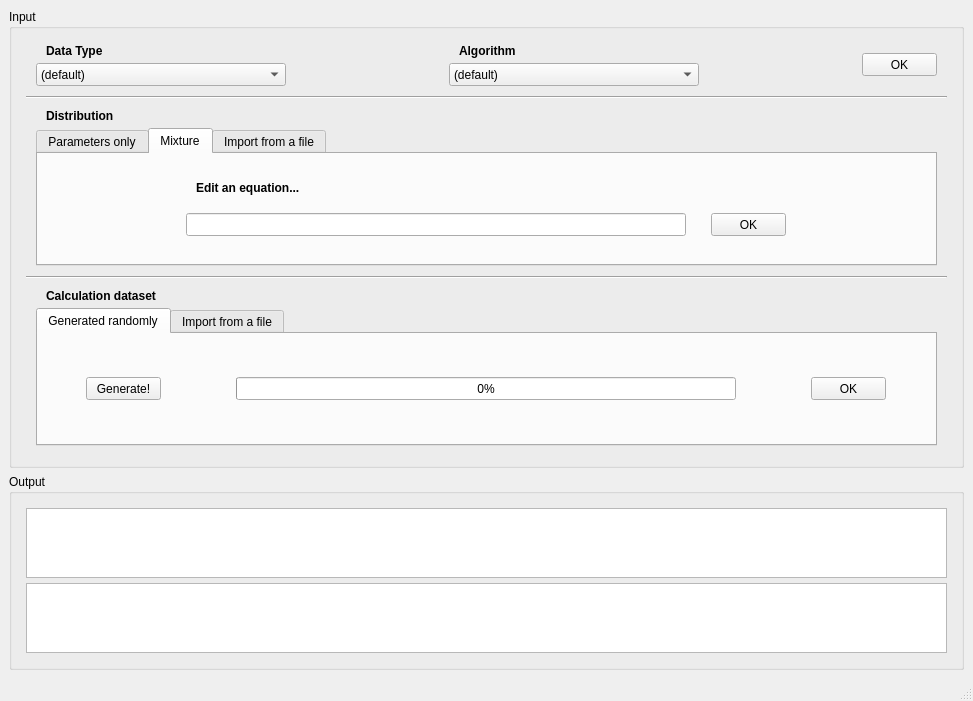
This is src/mainwindow.ui in hungnv-sr/Map-Reduce-USTH-M1-2019 as Qt 5 draws it before an edit. The edited form follows.
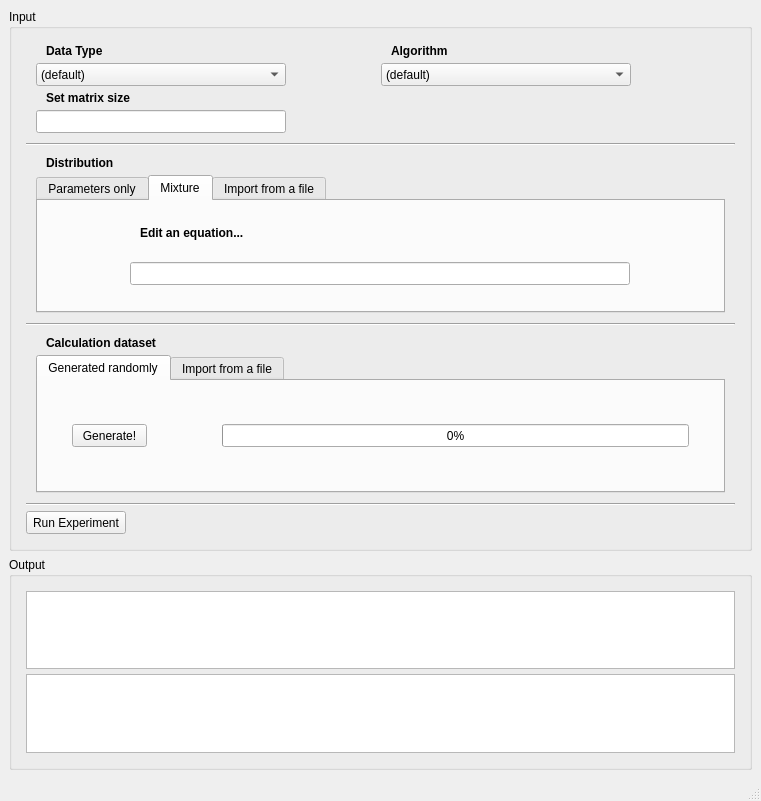
This is the edited form. The open tabs and pages were chosen to show the change.

Commit message: Add Matrix Size and Run Experiment button

What changed in the file:
```diff
--- a/src/mainwindow.ui
+++ b/src/mainwindow.ui
@@ -6,8 +6,8 @@
    <rect>
     <x>0</x>
     <y>0</y>
-    <width>973</width>
-    <height>642</height>
+    <width>761</width>
+    <height>801</height>
    </rect>
   </property>
   <property name="windowTitle">
@@ -30,7 +30,7 @@
           <number>5</number>
          </property>
          <item row="0" column="0">
-          <layout class="QVBoxLayout" name="vLayoutInputComponents" stretch="0,1,0,0,0">
+          <layout class="QVBoxLayout" name="vLayoutInputComponents" stretch="0,1,0,0,0,0,0">
            <property name="spacing">
             <number>5</number>
            </property>
@@ -47,7 +47,7 @@
             <number>5</number>
            </property>
            <item>
-            <layout class="QGridLayout" name="gLayoutInput_1" columnstretch="1,1,1,1,0">
+            <layout class="QGridLayout" name="gLayoutInput_1" columnstretch="0,0,0,0">
              <property name="leftMargin">
               <number>10</number>
              </property>
@@ -66,8 +66,8 @@
              <property name="verticalSpacing">
               <number>5</number>
              </property>
-             <item row="0" column="0" colspan="2">
-              <widget class="QLabel" name="lblDataType">
+             <item row="0" column="2" colspan="2">
+              <widget class="QLabel" name="lblAlgorithm">
                <property name="minimumSize">
                 <size>
                  <width>0</width>
@@ -87,7 +87,35 @@
                 </font>
                </property>
                <property name="text">
-                <string>Data Type</string>
+                <string>Algorithm</string>
+               </property>
+               <property name="indent">
+                <number>10</number>
+               </property>
+              </widget>
+             </item>
+             <item row="2" column="0" colspan="2">
+              <widget class="QLabel" name="lblMatSize">
+               <property name="minimumSize">
+                <size>
+                 <width>0</width>
+                 <height>14</height>
+                </size>
+               </property>
+               <property name="maximumSize">
+                <size>
+                 <width>16777215</width>
+                 <height>14</height>
+                </size>
+               </property>
+               <property name="font">
+                <font>
+                 <weight>75</weight>
+                 <bold>true</bold>
+                </font>
+               </property>
+               <property name="text">
+                <string>Set matrix size</string>
                </property>
                <property name="indent">
                 <number>10</number>
@@ -125,8 +153,24 @@
                </item>
               </widget>
              </item>
-             <item row="0" column="2" colspan="2">
-              <widget class="QLabel" name="lblAlgorithm">
+             <item row="3" column="0" colspan="2">
+              <widget class="QLineEdit" name="lEditMatSize">
+               <property name="minimumSize">
+                <size>
+                 <width>50</width>
+                 <height>23</height>
+                </size>
+               </property>
+               <property name="maximumSize">
+                <size>
+                 <width>250</width>
+                 <height>16777215</height>
+                </size>
+               </property>
+              </widget>
+             </item>
+             <item row="0" column="0" colspan="2">
+              <widget class="QLabel" name="lblDataType">
                <property name="minimumSize">
                 <size>
                  <width>0</width>
@@ -146,7 +190,7 @@
                 </font>
                </property>
                <property name="text">
-                <string>Algorithm</string>
+                <string>Data Type</string>
                </property>
                <property name="indent">
                 <number>10</number>
@@ -189,25 +233,6 @@
                </item>
               </widget>
              </item>
-             <item row="0" column="4" rowspan="2">
-              <widget class="QPushButton" name="pButtonOK_1">
-               <property name="minimumSize">
-                <size>
-                 <width>75</width>
-                 <height>23</height>
-                </size>
-               </property>
-               <property name="maximumSize">
-                <size>
-                 <width>75</width>
-                 <height>16777215</height>
-                </size>
-               </property>
-               <property name="text">
-                <string>OK</string>
-               </property>
-              </widget>
-             </item>
             </layout>
            </item>
            <item>
@@ -276,7 +301,7 @@
                 </attribute>
                 <layout class="QHBoxLayout" name="horizontalLayout_7">
                  <item>
-                  <layout class="QHBoxLayout" name="hLayoutInput_2_Page_1" stretch="8,1,8,1,8,1,8,0">
+                  <layout class="QHBoxLayout" name="hLayoutInput_2_Page_1" stretch="8,1,8,1,8,1,8">
                    <property name="spacing">
                     <number>12</number>
                    </property>
@@ -854,44 +879,6 @@
                      </item>
                     </layout>
                    </item>
-                   <item>
-                    <layout class="QHBoxLayout" name="hLayoutButtonOK" stretch="1">
-                     <property name="spacing">
-                      <number>0</number>
-                     </property>
-                     <property name="sizeConstraint">
-                      <enum>QLayout::SetNoConstraint</enum>
-                     </property>
-                     <property name="leftMargin">
-                      <number>100</number>
-                     </property>
-                     <property name="topMargin">
-                      <number>0</number>
-                     </property>
-                     <property name="rightMargin">
-                      <number>25</number>
-                     </property>
-                     <property name="bottomMargin">
-                      <number>0</number>
-                     </property>
-                     <item>
-                      <widget class="QPushButton" name="pButtonOK_2">
-                       <property name="maximumSize">
-                        <size>
-                         <width>75</width>
-                         <height>16777215</height>
-                        </size>
-                       </property>
-                       <property name="layoutDirection">
-                        <enum>Qt::RightToLeft</enum>
-                       </property>
-                       <property name="text">
-                        <string>OK</string>
-                       </property>
-                      </widget>
-                     </item>
-                    </layout>
-                   </item>
                   </layout>
                  </item>
                 </layout>
@@ -902,7 +889,7 @@
                 </attribute>
                 <layout class="QHBoxLayout" name="horizontalLayout_8">
                  <item>
-                  <layout class="QGridLayout" name="gLayoutEquation">
+                  <layout class="QVBoxLayout" name="verticalLayout">
                    <property name="leftMargin">
                     <number>0</number>
                    </property>
@@ -915,51 +902,7 @@
                    <property name="bottomMargin">
                     <number>0</number>
                    </property>
-                   <property name="horizontalSpacing">
-                    <number>25</number>
-                   </property>
-                   <property name="verticalSpacing">
-                    <number>0</number>
-                   </property>
-                   <item row="1" column="0">
-                    <widget class="QLineEdit" name="lEditEquation">
-                     <property name="minimumSize">
-                      <size>
-                       <width>50</width>
-                       <height>23</height>
-                      </size>
-                     </property>
-                     <property name="maximumSize">
-                      <size>
-                       <width>500</width>
-                       <height>16777215</height>
-                      </size>
-                     </property>
-                    </widget>
-                   </item>
-                   <item row="1" column="1">
-                    <widget class="QPushButton" name="pButtonOK_3">
-                     <property name="minimumSize">
-                      <size>
-                       <width>75</width>
-                       <height>23</height>
-                      </size>
-                     </property>
-                     <property name="maximumSize">
-                      <size>
-                       <width>75</width>
-                       <height>16777215</height>
-                      </size>
-                     </property>
-                     <property name="text">
-                      <string>OK</string>
-                     </property>
-                     <property name="checkable">
-                      <bool>false</bool>
-                     </property>
-                    </widget>
-                   </item>
-                   <item row="0" column="0" colspan="2">
+                   <item>
                     <widget class="QLabel" name="lblEquation">
                      <property name="minimumSize">
                       <size>
@@ -987,6 +930,22 @@
                      </property>
                     </widget>
                    </item>
+                   <item>
+                    <widget class="QLineEdit" name="lEditEquation">
+                     <property name="minimumSize">
+                      <size>
+                       <width>50</width>
+                       <height>23</height>
+                      </size>
+                     </property>
+                     <property name="maximumSize">
+                      <size>
+                       <width>500</width>
+                       <height>16777215</height>
+                      </size>
+                     </property>
+                    </widget>
+                   </item>
                   </layout>
                  </item>
                 </layout>
@@ -1047,7 +1006,10 @@
                     </widget>
                    </item>
                    <item row="0" column="2">
-                    <widget class="QPushButton" name="pButtonOK_4">
+                    <widget class="QPushButton" name="pButtonOK_1">
+                     <property name="enabled">
+                      <bool>true</bool>
+                     </property>
                      <property name="minimumSize">
                       <size>
                        <width>75</width>
@@ -1125,7 +1087,7 @@
                 <enum>QTabWidget::Rounded</enum>
                </property>
                <property name="currentIndex">
-                <number>0</number>
+                <number>1</number>
                </property>
                <widget class="QWidget" name="tabInput_3_Page_1">
                 <attribute name="title">
@@ -1133,7 +1095,7 @@
                 </attribute>
                 <layout class="QHBoxLayout" name="horizontalLayout_9">
                  <item>
-                  <layout class="QHBoxLayout" name="hLayoutInput_3_Page_1" stretch="1,8,1">
+                  <layout class="QHBoxLayout" name="hLayoutInput_3_Page_1" stretch="1,8">
                    <property name="spacing">
                     <number>75</number>
                    </property>
@@ -1187,25 +1149,6 @@
                      </property>
                     </widget>
                    </item>
-                   <item>
-                    <widget class="QPushButton" name="pButtonOK_5">
-                     <property name="minimumSize">
-                      <size>
-                       <width>75</width>
-                       <height>23</height>
-                      </size>
-                     </property>
-                     <property name="maximumSize">
-                      <size>
-                       <width>75</width>
-                       <height>16777215</height>
-                      </size>
-                     </property>
-                     <property name="text">
-                      <string>OK</string>
-                     </property>
-                    </widget>
-                   </item>
                   </layout>
                  </item>
                 </layout>
@@ -1266,7 +1209,7 @@
                     </widget>
                    </item>
                    <item row="0" column="2">
-                    <widget class="QPushButton" name="pButtonOK_6">
+                    <widget class="QPushButton" name="pButtonOK_2">
                      <property name="minimumSize">
                       <size>
                        <width>75</width>
@@ -1292,6 +1235,32 @@
              </item>
             </layout>
            </item>
+           <item>
+            <widget class="Line" name="sepHLine_3">
+             <property name="orientation">
+              <enum>Qt::Horizontal</enum>
+             </property>
+            </widget>
+           </item>
+           <item>
+            <widget class="QPushButton" name="pButtonRun">
+             <property name="minimumSize">
+              <size>
+               <width>100</width>
+               <height>23</height>
+              </size>
+             </property>
+             <property name="maximumSize">
+              <size>
+               <width>100</width>
+               <height>16777215</height>
+              </size>
+             </property>
+             <property name="text">
+              <string>Run Experiment</string>
+             </property>
+            </widget>
+           </item>
           </layout>
          </item>
         </layout>
@@ -1344,7 +1313,7 @@
     <rect>
      <x>0</x>
      <y>0</y>
-     <width>973</width>
+     <width>761</width>
      <height>22</height>
     </rect>
    </property>
```
The commit also changes 1 other file.
